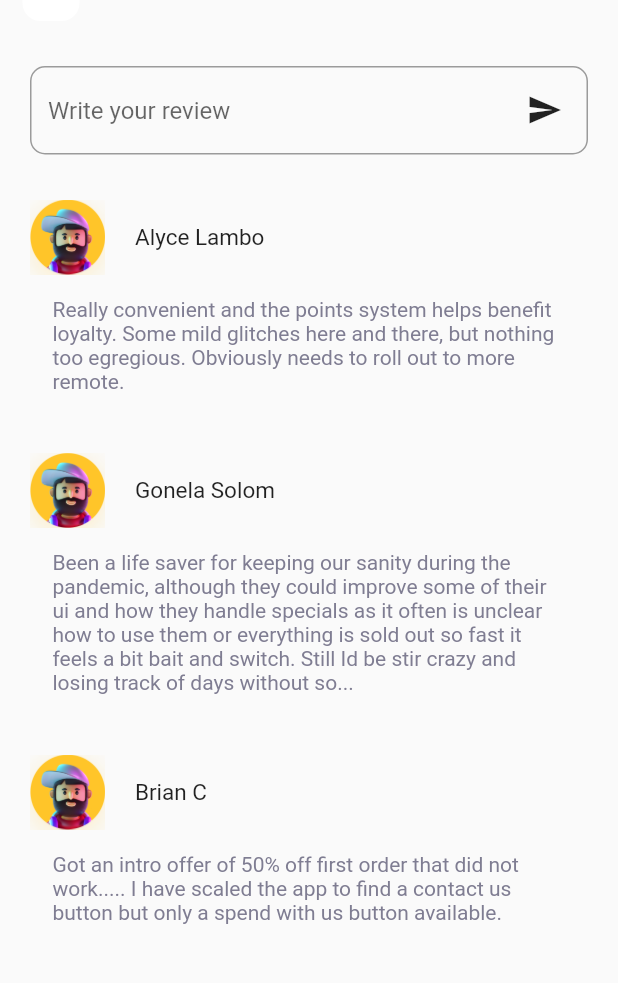
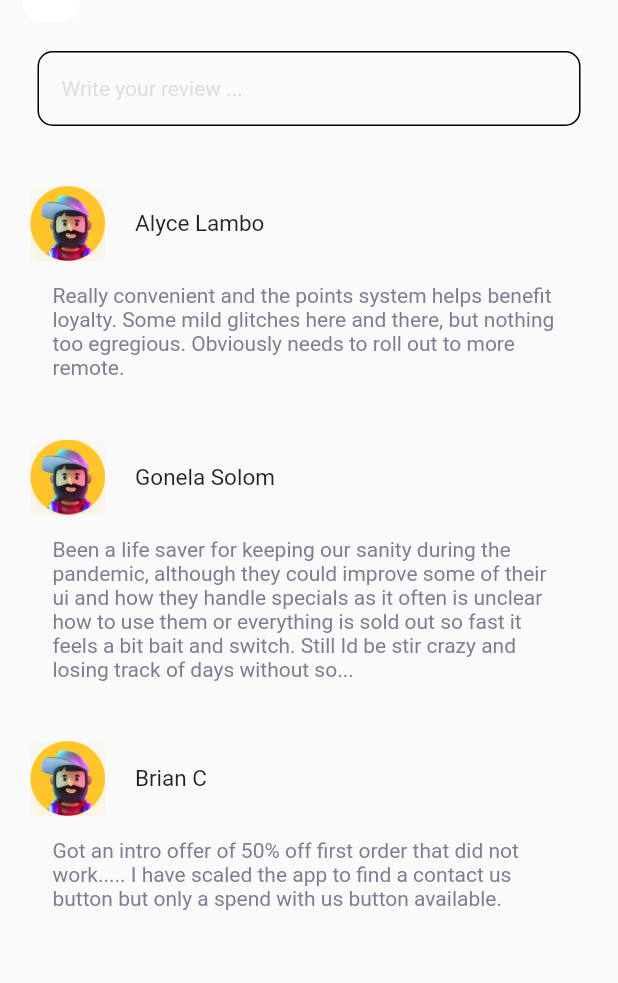
Before and after one commit to dipro-vn/huy-final-project, a Flutter app: the ReviewScreen screen opened by its route, on a phone screen of 412 x 824 dp, the part 66-1049 px from its top. Run offline on Flutter 3.47's test engine with Material 2 defaults, Android fonts, the phone set to English and light mode, and no system bars; missing offline and left inert: dart:ffi.

Commit message:
Review Restaurent

```diff
--- a/food_app/lib/main.dart
+++ b/food_app/lib/main.dart
@@ -12,6 +12,7 @@ import 'package:food_app/profile/profileScreen.dart';
 import 'package:food_app/rating/ratingScreen.dart';
 import 'package:food_app/review/ReviewScreen.dart';
 import 'package:food_app/review/list_review.dart';
+import 'package:food_app/review_restaurent/Review_Restaurent.dart';
 import 'package:food_app/signup.dart';
 import 'splash.dart';
 import 'welcome.dart';
@@ -41,7 +42,8 @@ class MyApp extends StatelessWidget {
         ProfileScreen.routeName: (ctx) => ProfileScreen(),
         AddressScreen.routeName: (ctx) => AddressScreen(),
         RatingScreen.routeName: (ctx) => RatingScreen(),
-        ReviewScreen.routeName: (ctx) => ReviewScreen(reviews: reviews)
+        ReviewScreen.routeName: (ctx) => ReviewScreen(reviews: reviews),
+        ReviewRestaurent.routeName: (ctx) => ReviewRestaurent(),
       },
     );
   }
--- a/food_app/lib/review/ReviewScreen.dart
+++ b/food_app/lib/review/ReviewScreen.dart
@@ -77,41 +77,25 @@ class _ReviewScreenState extends State<ReviewScreen> {
                   ],
                 ),
               ),
-              Container(
-                margin:
-                    EdgeInsets.only(top: 30, left: 20, right: 20, bottom: 20),
-                child: Stack(children: [
-                  TextField(
-                    controller: review,
-                    decoration: InputDecoration(
-                        hintText: 'Write your review',
-                        border: OutlineInputBorder(
-                            borderRadius: BorderRadius.circular(10))),
+              GestureDetector(
+                onTap: () {
+                  Navigator.pushNamed(context, '/Review_restaurent');
+                },
+                child: Container(
+                  margin:
+                      EdgeInsets.only(bottom: 30, top: 20, right: 25, left: 25),
+                  padding: EdgeInsets.only(left: 15),
+                  alignment: Alignment.centerLeft,
+                  height: 50,
+                  decoration: BoxDecoration(
+                    border: Border.all(width: 1, color: Colors.black),
+                    borderRadius: BorderRadius.circular(10),
                   ),
-                  Row(
-                    mainAxisAlignment: MainAxisAlignment.end,
-                    crossAxisAlignment: CrossAxisAlignment.center,
-                    children: [
-                      Container(
-                        margin: EdgeInsets.only(right: 5, top: 5),
-                        child: IconButton(
-                          onPressed: () {
-                            setState(() {
-                              if (review.text.length != 0) {
-                                _reviews.add(Review(
-                                    review.text, "Name", AppImages.avatar));
-                                reviews.clear();
-                                reviews.addAll(_reviews);
-                                review.clear();
-                              }
-                            });
-                          },
-                          icon: Icon(Icons.send),
-                        ),
-                      ),
-                    ],
+                  child: Text(
+                    'Write your review ...',
+                    style: TextStyle(color: AppColors.grey),
                   ),
-                ]),
+                ),
               ),
               ListView.builder(
                   physics: const NeverScrollableScrollPhysics(),
```
Also changed, not shown: food_app/lib/review_restaurent/Review_Restaurent.dart (added, +133 -0 lines).
